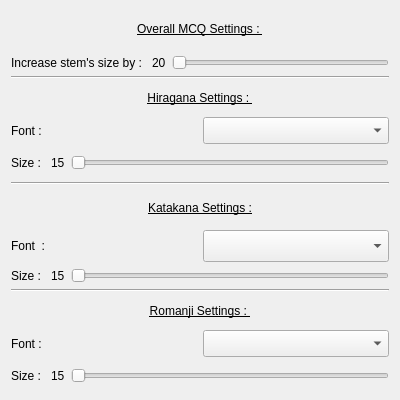
First picture: the form in Src/fntsetting.ui, repository Aryetis/Obenkyobo, before the edit.
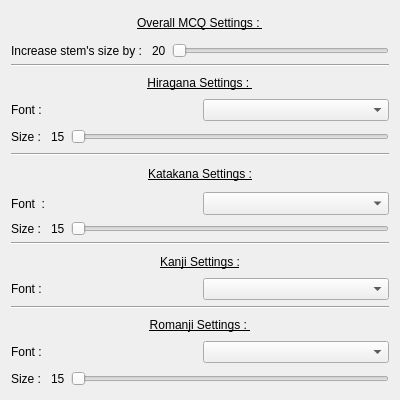
Second picture: the form after the edit.

Commit message: kanji font first draft, somehow they're not showing up

The edit to the form file:
```diff
--- a/Src/fntsetting.ui
+++ b/Src/fntsetting.ui
@@ -13,7 +13,7 @@
   <property name="windowTitle">
    <string>Form</string>
   </property>
-  <layout class="QVBoxLayout" name="verticalLayout" stretch="2,0,3,0,3,0,3">
+  <layout class="QVBoxLayout" name="verticalLayout" stretch="2,0,3,0,3,0,2,0,3">
    <property name="topMargin">
     <number>9</number>
    </property>
@@ -256,6 +256,52 @@
      </item>
     </layout>
    </item>
+   <item>
+    <widget class="Line" name="line_4">
+     <property name="orientation">
+      <enum>Qt::Horizontal</enum>
+     </property>
+    </widget>
+   </item>
+   <item>
+    <layout class="QVBoxLayout" name="KanjiContainer">
+     <property name="topMargin">
+      <number>0</number>
+     </property>
+     <item>
+      <widget class="QLabel" name="label">
+       <property name="font">
+        <font>
+         <underline>true</underline>
+        </font>
+       </property>
+       <property name="text">
+        <string>Kanji Settings :</string>
+       </property>
+       <property name="alignment">
+        <set>Qt::AlignCenter</set>
+       </property>
+      </widget>
+     </item>
+     <item>
+      <layout class="QHBoxLayout" name="KanjiSubContainer">
+       <property name="topMargin">
+        <number>0</number>
+       </property>
+       <item>
+        <widget class="QLabel" name="KanjiFntLabel">
+         <property name="text">
+          <string>Font :</string>
+         </property>
+        </widget>
+       </item>
+       <item>
+        <widget class="QComboBox" name="KanjiFntDropdown"/>
+       </item>
+      </layout>
+     </item>
+    </layout>
+   </item>
    <item>
     <widget class="Line" name="line_3">
      <property name="orientation">
```
The commit also changes 11 other files.
